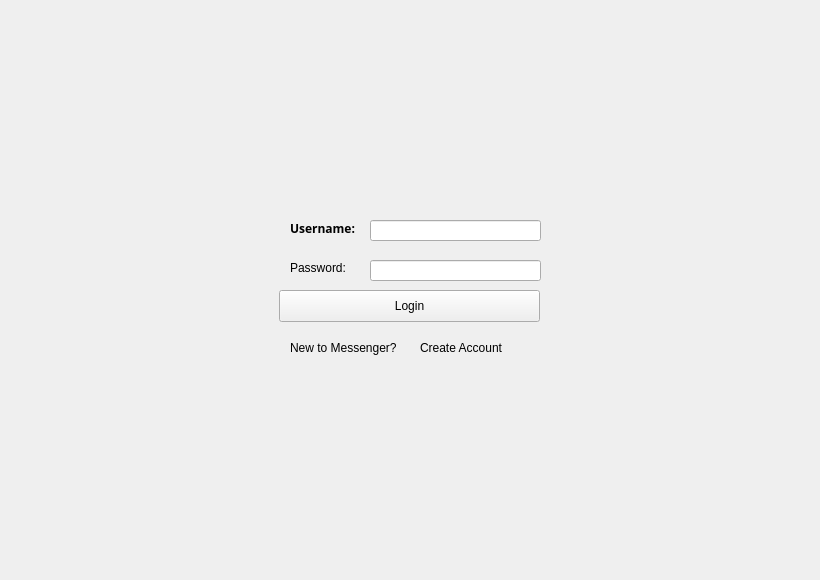
Before: the Qt Designer form mainwindow.ui in Reynardd/MoonMessenger_TheDebuggingDudes_1, drawn with Qt 5.
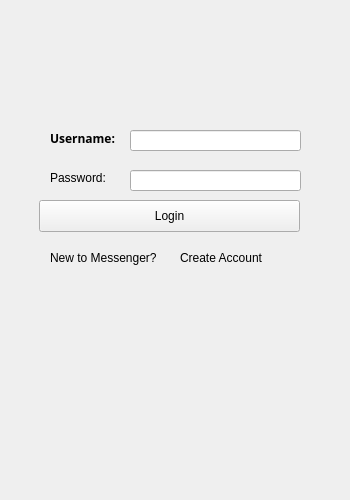
After: the same form once the commit is applied. Icons and pictures are not drawn.

What changed in the file:
```diff
--- a/mainwindow.ui
+++ b/mainwindow.ui
@@ -6,8 +6,8 @@
    <rect>
     <x>0</x>
     <y>0</y>
-    <width>820</width>
-    <height>580</height>
+    <width>350</width>
+    <height>500</height>
    </rect>
   </property>
   <property name="windowTitle">
@@ -20,8 +20,8 @@
    <widget class="QLabel" name="label">
     <property name="geometry">
      <rect>
-      <x>290</x>
-      <y>220</y>
+      <x>50</x>
+      <y>130</y>
       <width>71</width>
       <height>16</height>
      </rect>
@@ -39,8 +39,8 @@
    <widget class="QLabel" name="label_2">
     <property name="geometry">
      <rect>
-      <x>290</x>
-      <y>260</y>
+      <x>50</x>
+      <y>170</y>
       <width>71</width>
       <height>16</height>
      </rect>
@@ -52,8 +52,8 @@
    <widget class="QLineEdit" name="username">
     <property name="geometry">
      <rect>
-      <x>370</x>
-      <y>220</y>
+      <x>130</x>
+      <y>130</y>
       <width>171</width>
       <height>21</height>
      </rect>
@@ -65,8 +65,8 @@
    <widget class="QLineEdit" name="password">
     <property name="geometry">
      <rect>
-      <x>370</x>
-      <y>260</y>
+      <x>130</x>
+      <y>170</y>
       <width>171</width>
       <height>21</height>
      </rect>
@@ -75,8 +75,8 @@
    <widget class="QLabel" name="label_3">
     <property name="geometry">
      <rect>
-      <x>290</x>
-      <y>340</y>
+      <x>50</x>
+      <y>250</y>
       <width>121</width>
       <height>16</height>
      </rect>
@@ -88,8 +88,8 @@
    <widget class="QLabel" name="craete">
     <property name="geometry">
      <rect>
-      <x>420</x>
-      <y>340</y>
+      <x>180</x>
+      <y>250</y>
       <width>91</width>
       <height>16</height>
      </rect>
@@ -104,8 +104,8 @@
    <widget class="QPushButton" name="loginButton">
     <property name="geometry">
      <rect>
-      <x>279</x>
-      <y>290</y>
+      <x>39</x>
+      <y>200</y>
       <width>261</width>
       <height>32</height>
      </rect>
```
Left out of the diff: 2 changed lines with no effect on the pictures.
